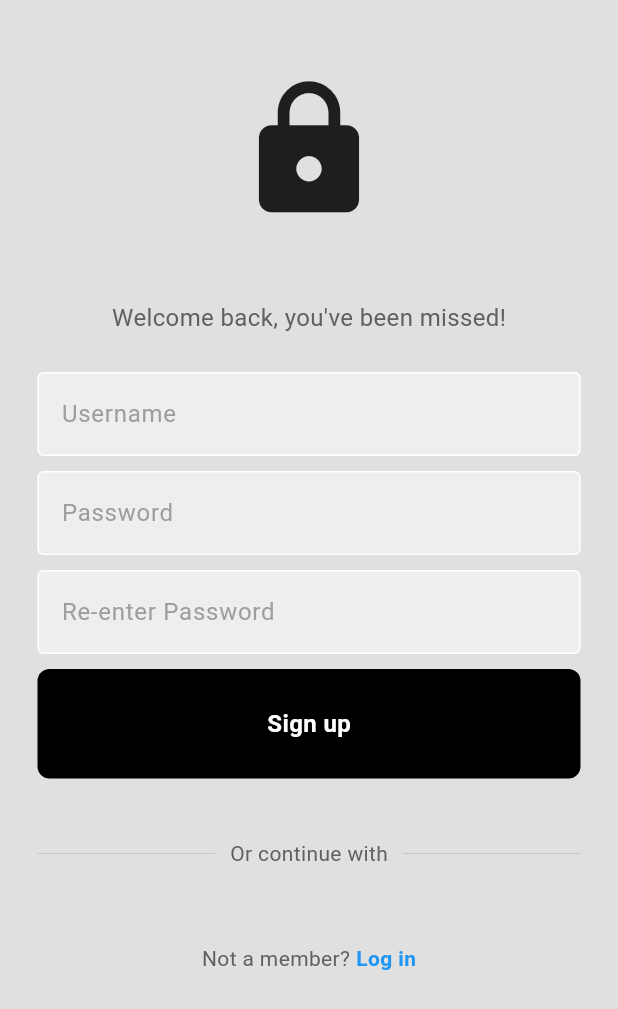
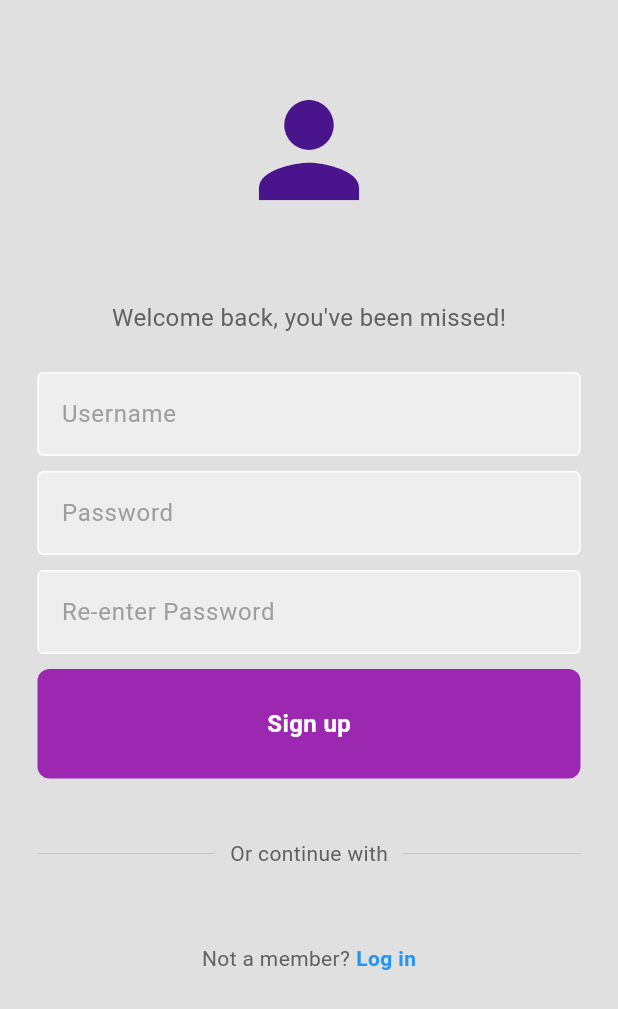
Before and after one commit to prajwalgajbhiye/live-location, a Flutter app: the screen it shows after launch, after a tap on "Register now", on a phone screen of 412 x 824 dp. Shown: the top 1009 px of the screen. Run offline on Flutter 3.47's test engine with Material 3 defaults, Android fonts, the phone set to English and light mode, and no system bars; our stand-ins replace cloud_firestore, firebase_auth, firebase_core, geolocator, google_maps_flutter, google_sign_in and 1 more; accounts and stored records are empty.

Commit message:
working code

```diff
--- a/lib/new_login_page/components/my_button.dart
+++ b/lib/new_login_page/components/my_button.dart
@@ -13,7 +13,7 @@ class MyButton extends StatelessWidget {
         padding: const EdgeInsets.all(25),
         margin: const EdgeInsets.symmetric(horizontal: 25),
         decoration: BoxDecoration(
-          color: Colors.black,
+          color: Colors.purple.shade500,
           borderRadius: BorderRadius.circular(8),
         ),
         child: const Center(
--- a/lib/new_login_page/login_page.dart
+++ b/lib/new_login_page/login_page.dart
@@ -124,8 +124,9 @@ class _LoginPageState extends State<LoginPage> {
               mainAxisAlignment: MainAxisAlignment.center,
               children: [
                 const SizedBox(height: 50),
-                const Icon(
-                  Icons.lock,
+                 Icon(
+                  Icons.person,
+                  color: Colors.purple.shade900,
                   size: 100,
                 ),
                 const SizedBox(height: 50),
--- a/lib/new_login_page/registration_page.dart
+++ b/lib/new_login_page/registration_page.dart
@@ -84,8 +84,10 @@ class _RegistrationPageState extends State<RegistrationPage> {
               mainAxisAlignment: MainAxisAlignment.center,
               children: [
                 const SizedBox(height: 50),
-                const Icon(
-                  Icons.lock,
+                 Icon(
+                  Icons.person,
+                  color: Colors.purple.shade900,
+
                   size: 100,
                 ),
                 const SizedBox(height: 50),
@@ -123,7 +125,7 @@ class _RegistrationPageState extends State<RegistrationPage> {
                     padding: const EdgeInsets.all(25),
                     margin: const EdgeInsets.symmetric(horizontal: 25),
                     decoration: BoxDecoration(
-                      color: Colors.black,
+                      color: Colors.purple.shade500,
                       borderRadius: BorderRadius.circular(8),
                     ),
                     child: Center(
```
